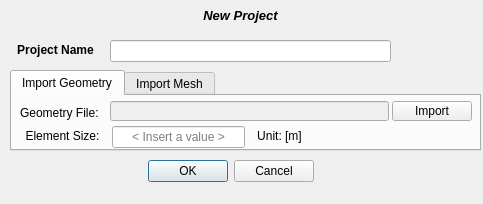
Qt form pulse/uix/user_input/ui/newProjectInput.ui (open-pulse/OpenPulse) before a commit.
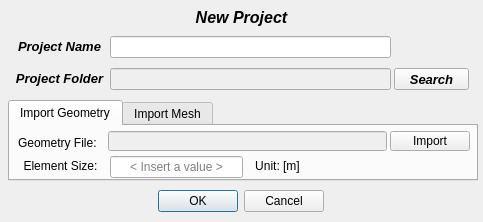
The same form after that commit.

Commit message: Save/Load projects in/from any path

Diff of the .ui file:
```diff
--- a/pulse/uix/user_input/ui/newProjectInput.ui
+++ b/pulse/uix/user_input/ui/newProjectInput.ui
@@ -7,13 +7,19 @@
     <x>0</x>
     <y>0</y>
     <width>483</width>
-    <height>204</height>
+    <height>222</height>
    </rect>
   </property>
+  <property name="minimumSize">
+   <size>
+    <width>0</width>
+    <height>222</height>
+   </size>
+  </property>
   <property name="maximumSize">
    <size>
     <width>99999</width>
-    <height>99999</height>
+    <height>222</height>
    </size>
   </property>
   <property name="windowTitle">
@@ -25,36 +31,14 @@
      <x>0</x>
      <y>0</y>
      <width>481</width>
-     <height>201</height>
+     <height>225</height>
     </rect>
    </property>
-   <widget class="QWidget" name="verticalLayoutWidget">
-    <property name="geometry">
-     <rect>
-      <x>0</x>
-      <y>0</y>
-      <width>481</width>
-      <height>31</height>
-     </rect>
-    </property>
-    <layout class="QVBoxLayout" name="verticalLayout">
-     <item>
-      <widget class="QLabel" name="label">
-       <property name="text">
-        <string>&lt;html&gt;&lt;head/&gt;&lt;body&gt;&lt;p&gt;&lt;span style=&quot; font-size:10pt; font-weight:600; font-style:italic;&quot;&gt;New Project&lt;/span&gt;&lt;/p&gt;&lt;/body&gt;&lt;/html&gt;</string>
-       </property>
-       <property name="alignment">
-        <set>Qt::AlignCenter</set>
-       </property>
-      </widget>
-     </item>
-    </layout>
-   </widget>
    <widget class="QWidget" name="verticalLayoutWidget_2">
     <property name="geometry">
      <rect>
-      <x>10</x>
-      <y>40</y>
+      <x>14</x>
+      <y>36</y>
       <width>91</width>
       <height>21</height>
      </rect>
@@ -62,6 +46,15 @@
     <layout class="QVBoxLayout" name="verticalLayout_2">
      <item>
       <widget class="QLabel" name="label_2">
+       <property name="font">
+        <font>
+         <family>Arial</family>
+         <pointsize>10</pointsize>
+         <weight>75</weight>
+         <italic>true</italic>
+         <bold>true</bold>
+        </font>
+       </property>
        <property name="text">
         <string>&lt;html&gt;&lt;head/&gt;&lt;body&gt;&lt;p align=&quot;center&quot;&gt;&lt;span style=&quot; font-weight:600;&quot;&gt;Project Name&lt;/span&gt;&lt;/p&gt;&lt;/body&gt;&lt;/html&gt;</string>
        </property>
@@ -73,7 +66,7 @@
     <property name="geometry">
      <rect>
       <x>110</x>
-      <y>40</y>
+      <y>36</y>
       <width>281</width>
       <height>22</height>
      </rect>
@@ -91,8 +84,8 @@
    <widget class="QDialogButtonBox" name="button_create_project">
     <property name="geometry">
      <rect>
-      <x>0</x>
-      <y>160</y>
+      <x>10</x>
+      <y>190</y>
       <width>461</width>
       <height>23</height>
      </rect>
@@ -110,12 +103,24 @@
    <widget class="QTabWidget" name="tabWidget">
     <property name="geometry">
      <rect>
-      <x>10</x>
-      <y>70</y>
-      <width>471</width>
+      <x>8</x>
+      <y>100</y>
+      <width>470</width>
       <height>81</height>
      </rect>
     </property>
+    <property name="minimumSize">
+     <size>
+      <width>470</width>
+      <height>0</height>
+     </size>
+    </property>
+    <property name="maximumSize">
+     <size>
+      <width>470</width>
+      <height>16777215</height>
+     </size>
+    </property>
     <property name="currentIndex">
      <number>0</number>
     </property>
@@ -526,6 +531,127 @@
      </widget>
     </widget>
    </widget>
+   <widget class="QWidget" name="verticalLayoutWidget_16">
+    <property name="geometry">
+     <rect>
+      <x>14</x>
+      <y>68</y>
+      <width>91</width>
+      <height>21</height>
+     </rect>
+    </property>
+    <layout class="QVBoxLayout" name="verticalLayout_16">
+     <item>
+      <widget class="QLabel" name="label_8">
+       <property name="font">
+        <font>
+         <family>Arial</family>
+         <pointsize>10</pointsize>
+         <weight>75</weight>
+         <italic>true</italic>
+         <bold>true</bold>
+        </font>
+       </property>
+       <property name="text">
+        <string>&lt;html&gt;&lt;head/&gt;&lt;body&gt;&lt;p align=&quot;center&quot;&gt;&lt;span style=&quot; font-weight:600;&quot;&gt;Project Folder&lt;/span&gt;&lt;/p&gt;&lt;/body&gt;&lt;/html&gt;</string>
+       </property>
+      </widget>
+     </item>
+    </layout>
+   </widget>
+   <widget class="QWidget" name="verticalLayoutWidget_17">
+    <property name="geometry">
+     <rect>
+      <x>110</x>
+      <y>68</y>
+      <width>281</width>
+      <height>22</height>
+     </rect>
+    </property>
+    <layout class="QVBoxLayout" name="verticalLayout_17">
+     <item>
+      <widget class="QLineEdit" name="lineEdit_project_folder">
+       <property name="enabled">
+        <bool>false</bool>
+       </property>
+       <property name="alignment">
+        <set>Qt::AlignCenter</set>
+       </property>
+      </widget>
+     </item>
+    </layout>
+   </widget>
+   <widget class="QToolButton" name="toolButton_search_project_folder">
+    <property name="geometry">
+     <rect>
+      <x>394</x>
+      <y>68</y>
+      <width>75</width>
+      <height>22</height>
+     </rect>
+    </property>
+    <property name="sizePolicy">
+     <sizepolicy hsizetype="Expanding" vsizetype="Expanding">
+      <horstretch>0</horstretch>
+      <verstretch>0</verstretch>
+     </sizepolicy>
+    </property>
+    <property name="minimumSize">
+     <size>
+      <width>75</width>
+      <height>22</height>
+     </size>
+    </property>
+    <property name="maximumSize">
+     <size>
+      <width>75</width>
+      <height>22</height>
+     </size>
+    </property>
+    <property name="sizeIncrement">
+     <size>
+      <width>0</width>
+      <height>1</height>
+     </size>
+    </property>
+    <property name="font">
+     <font>
+      <family>Arial</family>
+      <pointsize>10</pointsize>
+      <weight>75</weight>
+      <italic>true</italic>
+      <bold>true</bold>
+     </font>
+    </property>
+    <property name="text">
+     <string>Search</string>
+    </property>
+   </widget>
+   <widget class="QLabel" name="label">
+    <property name="geometry">
+     <rect>
+      <x>2</x>
+      <y>4</y>
+      <width>479</width>
+      <height>27</height>
+     </rect>
+    </property>
+    <property name="font">
+     <font>
+      <family>Arial</family>
+      <pointsize>12</pointsize>
+      <weight>75</weight>
+      <italic>true</italic>
+      <bold>true</bold>
+     </font>
+    </property>
+    <property name="text">
+     <string>&lt;html&gt;&lt;head/&gt;&lt;body&gt;&lt;p align=&quot;center&quot;&gt;New Project&lt;/p&gt;&lt;/body&gt;&lt;/html&gt;</string>
+    </property>
+    <property name="alignment">
+     <set>Qt::AlignCenter</set>
+    </property>
+   </widget>
   </widget>
  </widget>
  <tabstops>
```
The commit also changes 8 other files.
